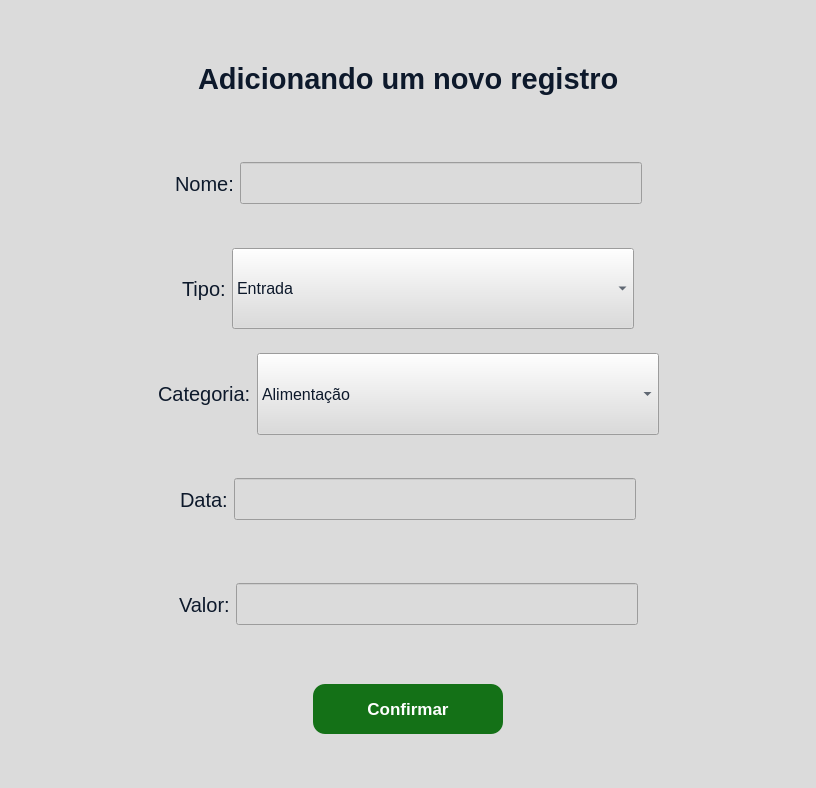
Before: the Qt Designer form ui/NovoRegistroWindow.ui in kawlu/Atlas-Finance, drawn with Qt 5.
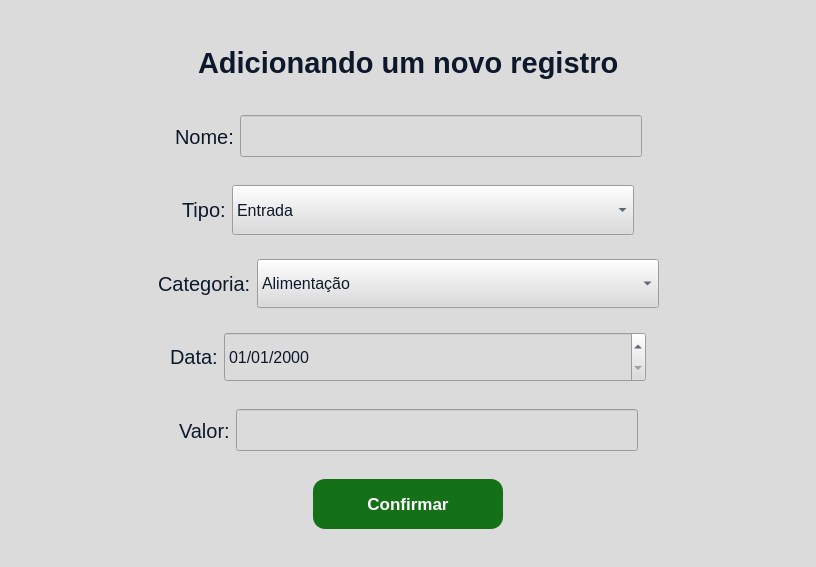
After: the same form once the commit is applied.

Patch:
```diff
--- a/ui/NovoRegistroWindow.ui
+++ b/ui/NovoRegistroWindow.ui
@@ -7,7 +7,7 @@
     <x>0</x>
     <y>0</y>
     <width>816</width>
-    <height>788</height>
+    <height>567</height>
    </rect>
   </property>
   <property name="windowTitle">
@@ -397,7 +397,10 @@
              </widget>
             </item>
             <item>
-             <widget class="QLineEdit" name="input_Data">
+             <widget class="QDateEdit" name="input_Data">
+              <property name="enabled">
+               <bool>true</bool>
+              </property>
               <property name="font">
                <font>
                 <pointsize>12</pointsize>
@@ -407,8 +410,14 @@
                <string notr="true">min-width: 400px;
 color: rgb(13, 25, 43);
 min-height: 40px;
-max-width: 400px;
-max-height: 40px;</string>
+max-width: 600px;
+max-height: 700px;</string>
+              </property>
+              <property name="displayFormat">
+               <string>dd/MM/yyyy</string>
+              </property>
+              <property name="calendarPopup">
+               <bool>false</bool>
               </property>
              </widget>
             </item>
```
Left out of the diff: 4 changed lines with no effect on the pictures.
